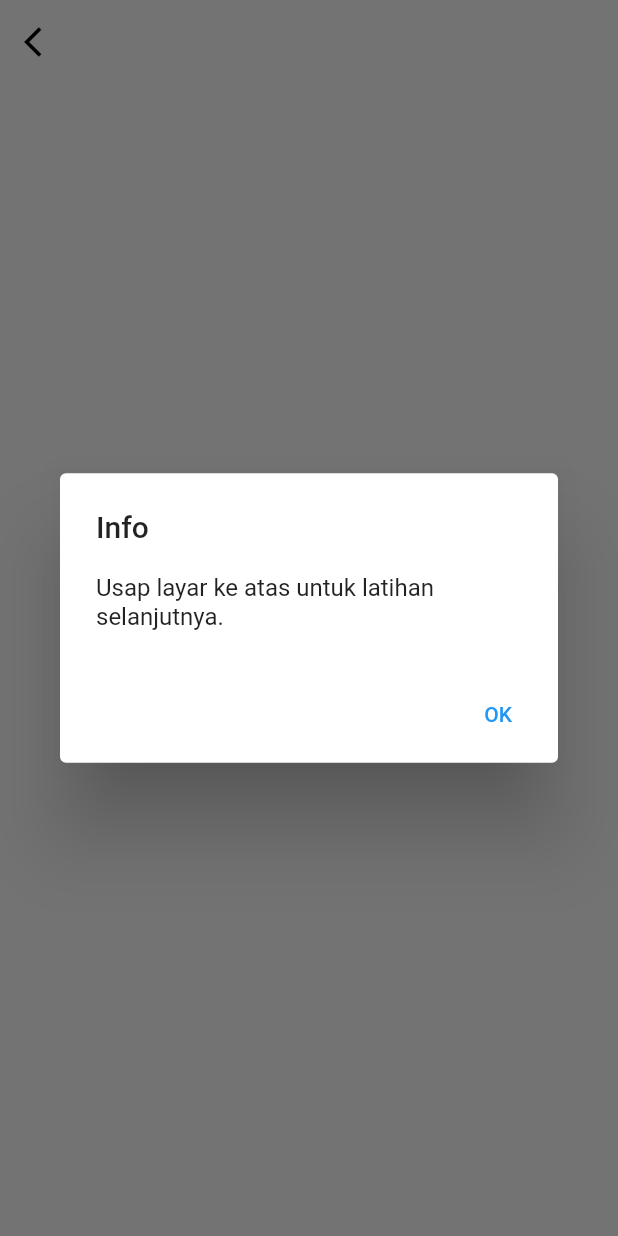
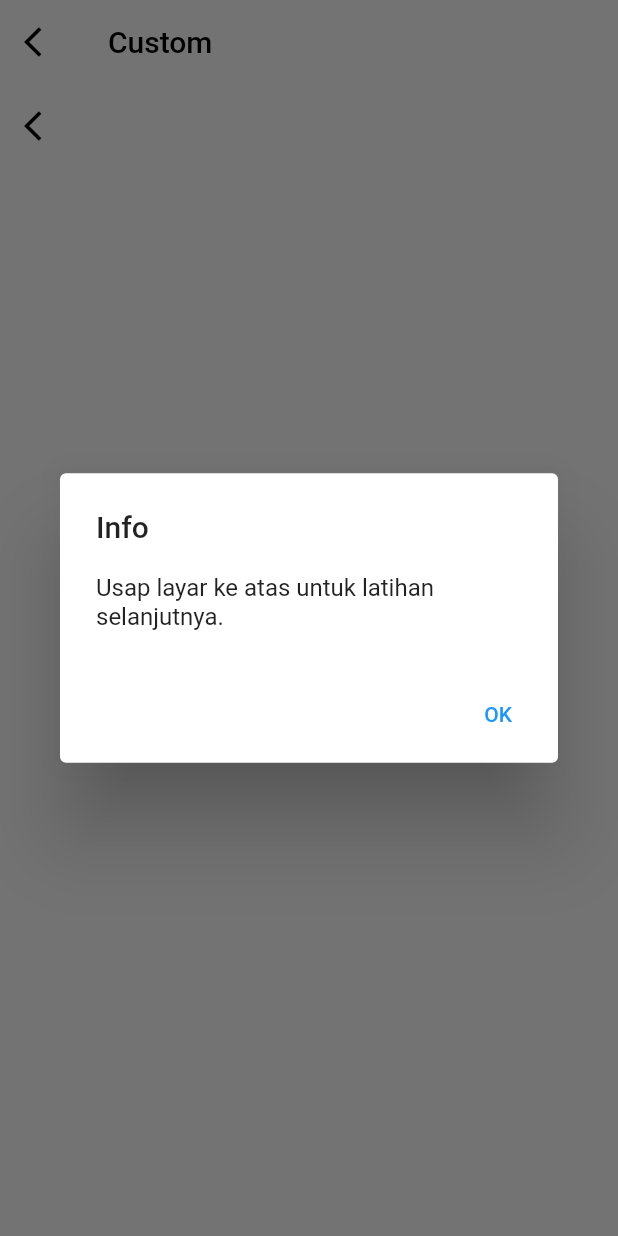
Before and after one commit to CPNG-94/Gonice, a Flutter app: the ListScreen screen opened directly, after a tap on the "play arrow" icon, on a phone screen of 412 x 824 dp. Run offline on Flutter 3.47's test engine with Material 2 defaults, Android fonts, the phone set to English and light mode, and no system bars; our stand-ins replace carousel_slider, cloud_firestore, firebase_auth, firebase_core, flutter_spinkit, fluttertoast and 6 more; accounts and stored records are empty; network calls fail.

Commit message:
Add files via upload

```diff
--- /dev/null
+++ b/lib/page/latihan/screens/excercise_detail_screen.dart
@@ -0,0 +1,33 @@
+import 'package:flutter/material.dart';
+import 'package:gonice/page/latihan/widgets/excercise_detail.dart';
+
+class ExcerciseDetailScreen extends StatelessWidget {
+  final int index;
+  final String username;
+  const ExcerciseDetailScreen({Key? key, required this.index, required this.username}) : super(key: key);
+
+  @override
+  Widget build(BuildContext context) {
+    return Scaffold(
+      appBar: AppBar(
+        title: const Text('Custom',
+          style: TextStyle(
+              color: Colors.black
+          ),
+        ),
+        iconTheme: const IconThemeData(
+          color: Colors.black,
+        ),
+        backgroundColor: Colors.transparent,
+        elevation: 0,
+        leading: IconButton(
+          icon: const Icon(Icons.arrow_back_ios),
+          onPressed: () {
+            Navigator.of(context).pop();
+          },
+        ),
+      ),
+      body: ExcerciseDetail(index: index, username: username),
+    );
+  }
+}
--- a/lib/page/latihan/screens/expert_screen.dart
+++ b/lib/page/latihan/screens/expert_screen.dart
@@ -1,4 +1,5 @@
 import 'package:flutter/material.dart';
+import 'package:gonice/page/latihan/screens/expert_detail_screen.dart';
 import 'package:gonice/page/latihan/widgets/expert_detail.dart';
 import 'package:gonice/page/latihan/widgets/expert_list.dart';
 
@@ -36,7 +37,7 @@ class ExpertScreen extends StatelessWidget {
               child: FloatingActionButton(
                 onPressed: (){
                   Navigator.of(context).push(MaterialPageRoute(
-                      builder: (context) => ExpertDetail(index: index)
+                      builder: (context) => ExpertDetailScreen(index: index)
                   ));
                   showAlertDialog(context);
                 },
--- a/lib/page/latihan/screens/list_screen.dart
+++ b/lib/page/latihan/screens/list_screen.dart
@@ -1,6 +1,7 @@
 import 'package:cloud_firestore/cloud_firestore.dart';
 import 'package:firebase_auth/firebase_auth.dart';
 import 'package:flutter/material.dart';
+import 'package:gonice/page/latihan/screens/excercise_detail_screen.dart';
 import 'package:gonice/page/latihan/screens/excercise_screen.dart';
 import 'package:gonice/page/latihan/widgets/excercise_added.dart';
 import 'package:gonice/page/latihan/widgets/excercise_detail.dart';
@@ -65,7 +66,7 @@ class ListScreen extends StatelessWidget {
                     onPressed: () {
                       Navigator.of(context).push(MaterialPageRoute(
                           builder: (context) =>
-                              ExcerciseDetail(
+                              ExcerciseDetailScreen(
                                   index: index, username: streamSnapshot.data!['uid'])));
                       showAlertDialog(context);
                     },
```
Also changed, not shown: lib/page/latihan/screens/beginner_detail_screen.dart (added, +31 -0 lines), lib/page/latihan/screens/beginner_screen.dart (+5 -6 lines), lib/page/latihan/screens/expert_detail_screen.dart (added, +31 -0 lines).
